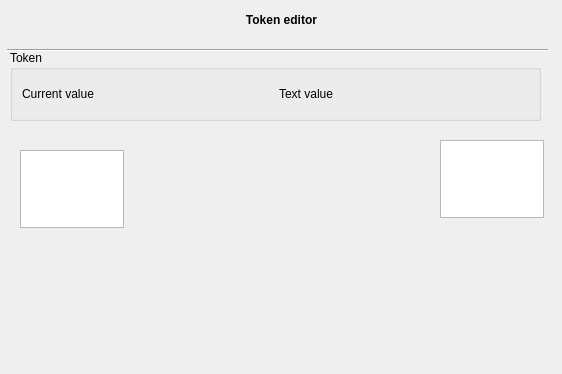
First picture: the form in plugins/padtoolsplugin/tokeneditorwidget.ui, repository FreeHealth/freehealth, before the edit.
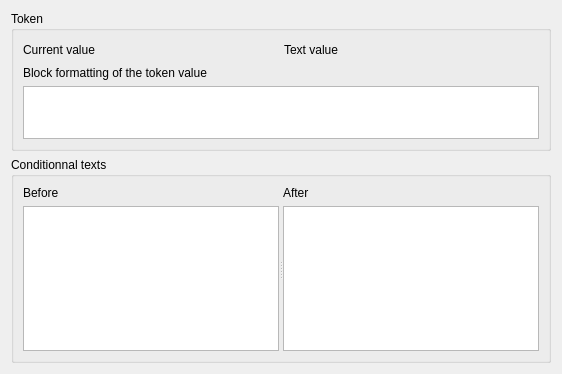
Second picture: the form after the edit. Custom widgets are drawn as their Qt base class.

Commit message: start the use of the token editor

What changed in the file:
```diff
--- a/plugins/padtoolsplugin/tokeneditorwidget.ui
+++ b/plugins/padtoolsplugin/tokeneditorwidget.ui
@@ -13,62 +13,21 @@
   <property name="windowTitle">
    <string>Form</string>
   </property>
-  <widget class="QLabel" name="label">
-   <property name="geometry">
-    <rect>
-     <x>11</x>
-     <y>10</y>
-     <width>541</width>
-     <height>20</height>
-    </rect>
-   </property>
-   <property name="sizePolicy">
-    <sizepolicy hsizetype="Preferred" vsizetype="Fixed">
-     <horstretch>0</horstretch>
-     <verstretch>0</verstretch>
-    </sizepolicy>
-   </property>
-   <property name="font">
-    <font>
-     <weight>75</weight>
-     <bold>true</bold>
-    </font>
-   </property>
-   <property name="text">
-    <string>Token editor</string>
-   </property>
-   <property name="alignment">
-    <set>Qt::AlignCenter</set>
-   </property>
-  </widget>
-  <widget class="Line" name="line">
-   <property name="geometry">
-    <rect>
-     <x>7</x>
-     <y>40</y>
-     <width>541</width>
-     <height>20</height>
-    </rect>
-   </property>
-   <property name="orientation">
-    <enum>Qt::Horizontal</enum>
-   </property>
-  </widget>
-  <widget class="QGroupBox" name="groupBox">
-   <property name="geometry">
-    <rect>
-     <x>10</x>
-     <y>50</y>
-     <width>531</width>
-     <height>71</height>
-    </rect>
-   </property>
+  <layout class="QGridLayout" name="gridLayout_3">
+   <item row="0" column="0">
+    <widget class="QGroupBox" name="tokenGroup">
    <property name="title">
     <string>Token</string>
    </property>
    <layout class="QGridLayout" name="gridLayout">
     <item row="0" column="0">
      <widget class="QLabel" name="label_3">
+        <property name="sizePolicy">
+         <sizepolicy hsizetype="Preferred" vsizetype="Fixed">
+          <horstretch>0</horstretch>
+          <verstretch>0</verstretch>
+         </sizepolicy>
+        </property>
       <property name="minimumSize">
        <size>
         <width>0</width>
@@ -82,6 +41,12 @@
     </item>
     <item row="0" column="1">
      <widget class="QLabel" name="currentTokenValue">
+        <property name="sizePolicy">
+         <sizepolicy hsizetype="Preferred" vsizetype="Fixed">
+          <horstretch>0</horstretch>
+          <verstretch>0</verstretch>
+         </sizepolicy>
+        </property>
       <property name="minimumSize">
        <size>
         <width>0</width>
@@ -95,6 +60,12 @@
     </item>
     <item row="0" column="2">
      <widget class="QLabel" name="label_5">
+        <property name="sizePolicy">
+         <sizepolicy hsizetype="Preferred" vsizetype="Fixed">
+          <horstretch>0</horstretch>
+          <verstretch>0</verstretch>
+         </sizepolicy>
+        </property>
       <property name="minimumSize">
        <size>
         <width>0</width>
@@ -108,6 +79,12 @@
     </item>
     <item row="0" column="3">
      <widget class="QLabel" name="testTokenValue">
+        <property name="sizePolicy">
+         <sizepolicy hsizetype="Preferred" vsizetype="Fixed">
+          <horstretch>0</horstretch>
+          <verstretch>0</verstretch>
+         </sizepolicy>
+        </property>
       <property name="minimumSize">
        <size>
         <width>0</width>
@@ -119,28 +96,89 @@
       </property>
      </widget>
     </item>
-   </layout>
-  </widget>
-  <widget class="Editor::TextEditor" name="before">
-   <property name="geometry">
-    <rect>
-     <x>20</x>
-     <y>150</y>
-     <width>104</width>
-     <height>78</height>
-    </rect>
-   </property>
-  </widget>
-  <widget class="Editor::TextEditor" name="after">
-   <property name="geometry">
-    <rect>
-     <x>440</x>
-     <y>140</y>
-     <width>104</width>
-     <height>78</height>
-    </rect>
-   </property>
-  </widget>
+      <item row="2" column="0" colspan="4">
+       <widget class="QLabel" name="label_2">
+        <property name="sizePolicy">
+         <sizepolicy hsizetype="Preferred" vsizetype="Fixed">
+          <horstretch>0</horstretch>
+          <verstretch>0</verstretch>
+         </sizepolicy>
+        </property>
+        <property name="text">
+         <string>Block formatting of the token value</string>
+        </property>
+       </widget>
+      </item>
+      <item row="3" column="0" colspan="4">
+       <widget class="Editor::TextEditor" name="tokenValueFormatting">
+        <property name="sizePolicy">
+         <sizepolicy hsizetype="Expanding" vsizetype="Fixed">
+          <horstretch>0</horstretch>
+          <verstretch>0</verstretch>
+         </sizepolicy>
+        </property>
+        <property name="minimumSize">
+         <size>
+          <width>0</width>
+          <height>50</height>
+         </size>
+        </property>
+        <property name="maximumSize">
+         <size>
+          <width>16777215</width>
+          <height>100</height>
+         </size>
+        </property>
+       </widget>
+      </item>
+     </layout>
+    </widget>
+   </item>
+   <item row="1" column="0">
+    <widget class="QGroupBox" name="conditionnalTextsGroup">
+     <property name="title">
+      <string>Conditionnal texts</string>
+     </property>
+     <layout class="QGridLayout" name="gridLayout_2">
+      <item row="0" column="0">
+       <widget class="QSplitter" name="splitter">
+        <property name="orientation">
+         <enum>Qt::Horizontal</enum>
+        </property>
+        <widget class="QWidget" name="layoutWidget">
+         <layout class="QVBoxLayout" name="verticalLayout">
+          <item>
+           <widget class="QLabel" name="label_4">
+            <property name="text">
+             <string>Before</string>
+            </property>
+           </widget>
+          </item>
+          <item>
+           <widget class="Editor::TextEditor" name="before"/>
+          </item>
+         </layout>
+        </widget>
+        <widget class="QWidget" name="layoutWidget">
+         <layout class="QVBoxLayout" name="verticalLayout_2">
+          <item>
+           <widget class="QLabel" name="label_6">
+            <property name="text">
+             <string>After</string>
+            </property>
+           </widget>
+          </item>
+          <item>
+           <widget class="Editor::TextEditor" name="after"/>
+          </item>
+         </layout>
+        </widget>
+       </widget>
+      </item>
+     </layout>
+    </widget>
+   </item>
+  </layout>
  </widget>
  <customwidgets>
   <customwidget>
```
Lines whose indentation alone changed are shown as unchanged. The commit also changes 6 other files.
